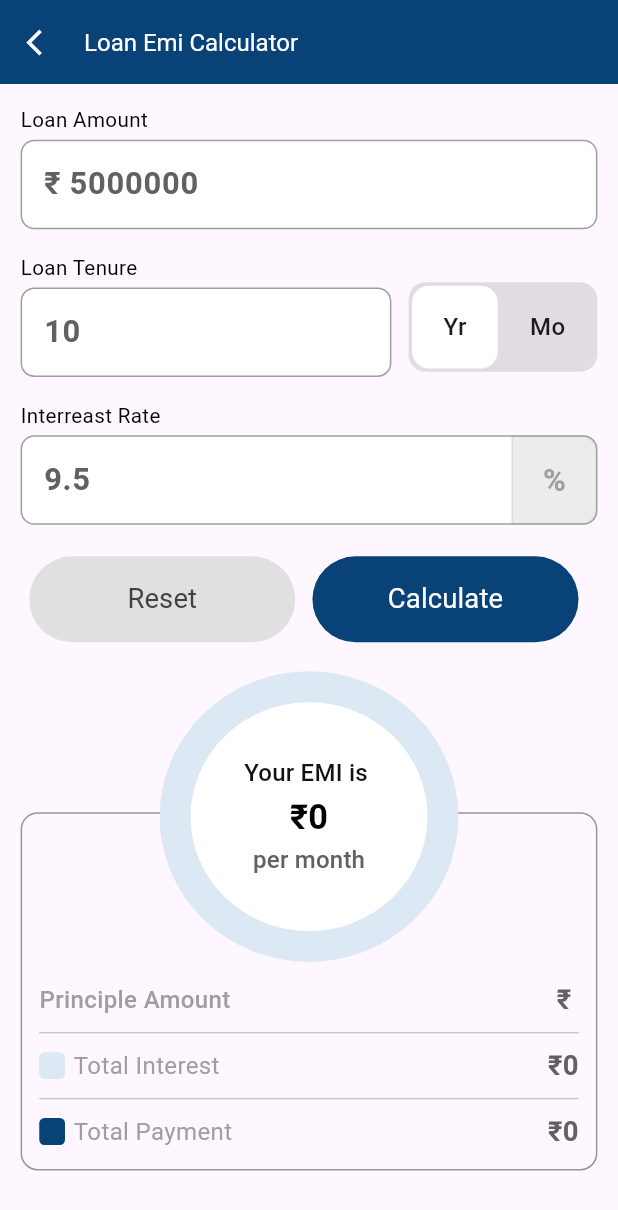
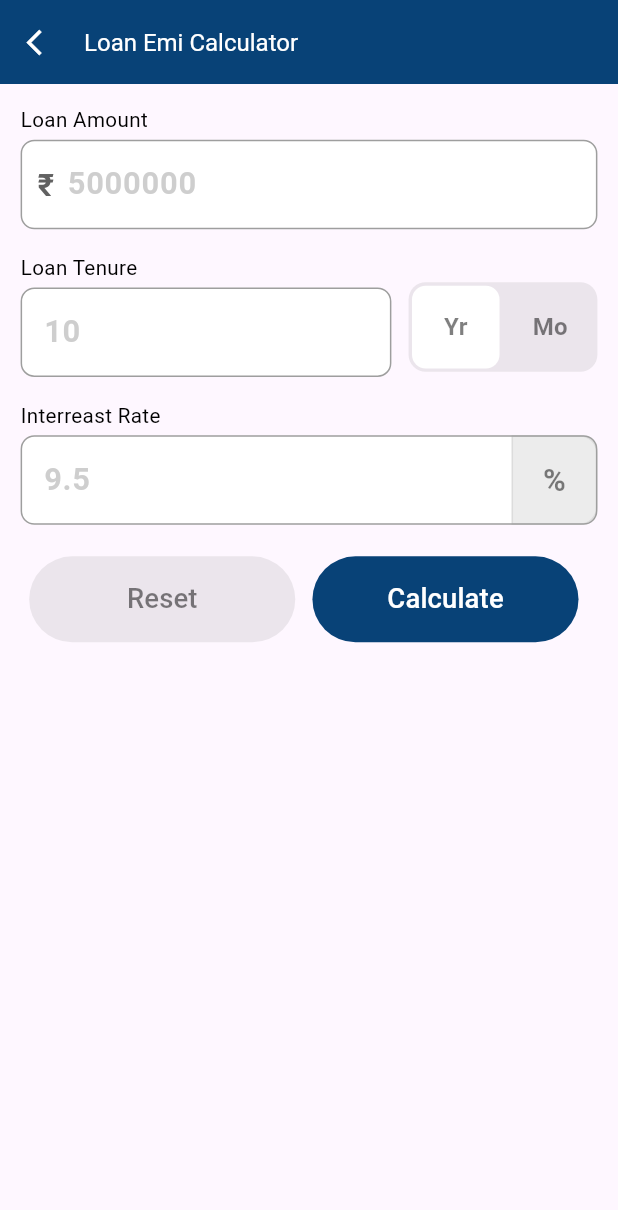
Before and after one commit to jaydipnasit-oceanmtech/bmi_caclulator, a Flutter app: the EmiCalculatorScreen widget shown alone on an empty page, opened directly, after a tap on "Reset", on a phone screen of 412 x 824 dp. Shown: the top 1210 px of the screen. Run offline on Flutter 3.47's test engine with Material 2 defaults, Android fonts, the phone set to English and light mode, and no system bars; our stand-ins replace equatable, flutter_bloc, flutter_screenutil, get_it, syncfusion_flutter_sliders; statements that could not run were skipped.

Commit message:
done all
done all

```diff
--- a/lib/features/bmi_count/presentation/cubit/emi_count_cubit.dart
+++ b/lib/features/bmi_count/presentation/cubit/emi_count_cubit.dart
@@ -11,6 +11,7 @@ class EmiCountCubit extends Cubit<EmiCountState> {
             totalInterest: 0,
             checkMonthYear: true,
             totalPayment: 0,
+            isShowData: false,
             piePrincipalLoanAmount: 0,
             emi: 0,
             pieInterest: 0,
@@ -102,4 +103,9 @@ class EmiCountCubit extends Cubit<EmiCountState> {
       ),
     );
   }
+
+  void isShowResult({required bool isShowData}) {
+    var loadedState = state as EmiCountLoadedState;
+    emit(loadedState.copyWith(isShowData: isShowData));
+  }
 }
--- a/lib/features/bmi_count/presentation/cubit/emi_count_state.dart
+++ b/lib/features/bmi_count/presentation/cubit/emi_count_state.dart
@@ -23,6 +23,7 @@ class EmiCountLoadedState extends EmiCountState {
   double? random;
   final bool checkMonthYear;
   final double emi;
+  final bool isShowData;
   final double piePrincipalLoanAmount;
   final double pieInterest;
   final double totalInterest;
@@ -31,6 +32,7 @@ class EmiCountLoadedState extends EmiCountState {
     this.random,
     required this.checkMonthYear,
     required this.pieInterest,
+    required this.isShowData,
     required this.totalInterest,
     required this.totalPayment,
     required this.piePrincipalLoanAmount,
@@ -43,12 +45,14 @@ class EmiCountLoadedState extends EmiCountState {
     int? yearAndMonthIndex,
     double? random,
     double? emi,
+    bool? isShowData,
     double? pieInterest,
     bool? checkMonthYear,
   }) {
     return EmiCountLoadedState(
       emi: emi ?? this.emi,
       random: random ?? this.random,
+      isShowData: isShowData??this.isShowData,
       totalPayment: totalPayment ?? this.totalPayment,
       totalInterest: totalInterest ?? this.totalInterest,
       pieInterest: piePrincipalLoanAmount ?? this.pieInterest,
@@ -60,6 +64,7 @@ class EmiCountLoadedState extends EmiCountState {
   @override
   List<Object?> get props => [
         random,
+        isShowData,
         emi,
         totalInterest,
         piePrincipalLoanAmount,
--- a/lib/features/bmi_count/presentation/view/emi_calculator/emi_calculator_widget.dart
+++ b/lib/features/bmi_count/presentation/view/emi_calculator/emi_calculator_widget.dart
@@ -7,7 +7,6 @@ import 'package:intl/intl.dart';
 
 abstract class EmiCalculatorWidget extends State<EmiCalculatorScreen> {
   late EmiCountCubit emiCountCubit;
-
   @override
   void initState() {
     emiCountCubit = getItInstance<EmiCountCubit>();
@@ -26,15 +25,30 @@ abstract class EmiCalculatorWidget extends State<EmiCalculatorScreen> {
       children: [
         Text(
           'Loan Amount',
-          style: TextStyle(fontSize: 12.sp, color: Colors.black, fontWeight: FontWeight.w400),
+          style: TextStyle(
+            fontSize: 12.sp,
+            color: Colors.black,
+          ),
         ),
         commonTextfile(
+          perffixIconWidget: Padding(
+            padding: EdgeInsets.only(left: 10.w, right: 4.w),
+            child: Text(
+              "₹",
+              textAlign: TextAlign.center,
+              style: TextStyle(
+                color: Colors.grey.shade700,
+                fontWeight: FontWeight.bold,
+                fontSize: 18.sp,
+              ),
+            ),
+          ),
           formKey: emiCountCubit.amountKey,
           onChange: (value) {
             emiCountCubit.amountKey.currentState!.validate();
           },
           controller: emiCountCubit.homeLoanController,
-          hinttext: "₹ 5000000",
+          hinttext: "5000000",
           validator: (value) {
             if (value!.isEmpty) {
               return "Enter Amount";
@@ -71,18 +85,19 @@ abstract class EmiCalculatorWidget extends State<EmiCalculatorScreen> {
               height: 50.h,
               width: 110.w,
               decoration: BoxDecoration(
-                color: Colors.grey.withOpacity(0.3),
+                color: Colors.grey.withOpacity(0.2),
                 borderRadius: BorderRadius.circular(10.r),
               ),
               child: Row(
                 children: [
-                  commonLoanTenureOptions(
+                  Expanded(
+                    child: commonLoanTenureOptions(
                       boxDecoration: BoxDecoration(
                         color: state.checkMonthYear == true ? Colors.white : Colors.transparent,
-                      borderRadius: BorderRadius.circular(10.r),
+                        borderRadius: BorderRadius.circular(8.r),
                       ),
                       state: state,
-                    tex: 'Yr',
+                      text: 'Yr',
                       onTap: () {
                         if (state.checkMonthYear == false) {
                           emiCountCubit.yearAndMonthSelect(
@@ -94,12 +109,14 @@ abstract class EmiCalculatorWidget extends State<EmiCalculatorScreen> {
                         }
                       },
                     ),
-                  commonLoanTenureOptions(
+                  ),
+                  Expanded(
+                    child: commonLoanTenureOptions(
                         state: state,
-                      tex: 'Mo',
+                        text: 'Mo',
                         boxDecoration: BoxDecoration(
                           color: state.checkMonthYear == false ? Colors.white : Colors.transparent,
-                        borderRadius: BorderRadius.circular(10.r),
+                          borderRadius: BorderRadius.circular(8.r),
                         ),
                         onTap: () {
                           if (state.checkMonthYear == true) {
@@ -111,6 +128,7 @@ abstract class EmiCalculatorWidget extends State<EmiCalculatorScreen> {
                             );
                           }
                         }),
+                  ),
                 ],
               ),
             )
@@ -143,7 +161,7 @@ abstract class EmiCalculatorWidget extends State<EmiCalculatorScreen> {
             withOpacity: 0.2,
             text: Text(
               "%",
-              style: TextStyle(fontWeight: FontWeight.bold, fontSize: 18.sp, color: Colors.grey),
+              style: TextStyle(fontWeight: FontWeight.w700, color: Colors.black.withOpacity(0.5), fontSize: 18.sp),
             ),
           ),
         ),
@@ -151,14 +169,15 @@ abstract class EmiCalculatorWidget extends State<EmiCalculatorScreen> {
         Row(
           children: [
             commonButton(
-              bgColor: Colors.grey.shade300,
+              bgColor: Colors.grey.withOpacity(0.2),
               onPressed: () {
                 emiCountCubit.homeLoanController.clear();
                 emiCountCubit.interestRateController.clear();
                 emiCountCubit.loanTenureController.clear();
+                emiCountCubit.isShowResult(isShowData: false);
               },
               text: "Reset",
-              textColors: Colors.grey.shade800,
+              textColors: Colors.black.withOpacity(0.5),
             ),
             commonButton(
               bgColor: const Color(0XFF084277),
@@ -172,17 +191,18 @@ abstract class EmiCalculatorWidget extends State<EmiCalculatorScreen> {
                     tenure: double.parse(emiCountCubit.loanTenureController.text),
                   );
                   FocusManager.instance.primaryFocus?.unfocus();
+                  emiCountCubit.isShowResult(isShowData: true);
                 }
               },
               text: "Calculate",
-              textColors: const Color(0xffFFFFFF),
+              textColors: Colors.white,
             ),
           ],
         ),
         SizedBox(
           height: 90.h,
         ),
-        calculateResultContainer(state: state)
+        state.isShowData ? calculateResultContainer(state: state) : const SizedBox.shrink(),
       ],
     );
   }
@@ -190,7 +210,7 @@ abstract class EmiCalculatorWidget extends State<EmiCalculatorScreen> {
   /// CommonLoanTenureOpptions
   Widget commonLoanTenureOptions({
     required EmiCountLoadedState state,
-    required String tex,
+    required String text,
     required VoidCallback onTap,
     Decoration? boxDecoration,
   }) {
@@ -198,27 +218,31 @@ abstract class EmiCalculatorWidget extends State<EmiCalculatorScreen> {
       overlayColor: MaterialStateProperty.all(Colors.transparent),
       onTap: onTap,
       child: Container(
-        height: 50.h,
-        width: 50.w,
         margin: EdgeInsets.all(2.r),
         decoration: boxDecoration,
-        child: Center(
+        alignment: Alignment.center,
         child: Text(
-          tex,
-          style: TextStyle(fontSize: 14.sp, fontWeight: FontWeight.w500),
-        )),
+          text,
+          style: TextStyle(
+            fontSize: 14.sp,
+            fontWeight: FontWeight.w700,
+            color: Colors.black.withOpacity(0.5),
+          ),
+        ),
       ),
     );
   }
 
   /// CommonTextFile
-  Widget commonTextfile(
-      {required TextEditingController controller,
+  Widget commonTextfile({
+    required TextEditingController controller,
     required String hinttext,
     Widget? suffixIconWidget,
+    Widget? perffixIconWidget,
     required Key formKey,
     required String? Function(String?)? validator,
-      required void Function(String)? onChange}) {
+    required void Function(String)? onChange,
+  }) {
     return Padding(
       padding: EdgeInsets.symmetric(vertical: 3.w),
       child: Form(
@@ -226,11 +250,16 @@ abstract class EmiCalculatorWidget extends State<EmiCalculatorScreen> {
         child: TextFormField(
           validator: validator,
           onChanged: onChange,
+          style: TextStyle(color: Colors.grey.shade700, fontWeight: FontWeight.bold, fontSize: 18.sp),
           controller: controller,
           keyboardType: TextInputType.number,
           decoration: InputDecoration(
               counterText: "",
+              prefixIcon: perffixIconWidget,
               suffixIcon: suffixIconWidget,
+              prefixIconConstraints: BoxConstraints(
+                minWidth: 10.w,
+              ),
               contentPadding: EdgeInsets.symmetric(horizontal: 10.w, vertical: 12.h),
               fillColor: Colors.white,
               filled: true,
@@ -251,7 +280,7 @@ abstract class EmiCalculatorWidget extends State<EmiCalculatorScreen> {
                 borderSide: const BorderSide(color: Color(0XFF084277)),
               ),
               hintText: hinttext,
-              hintStyle: TextStyle(fontWeight: FontWeight.bold, color: Colors.grey.shade700, fontSize: 18.sp)),
+              hintStyle: TextStyle(color: Colors.grey.withOpacity(0.5), fontSize: 18.sp)),
         ),
       ),
     );
@@ -280,13 +309,16 @@ abstract class EmiCalculatorWidget extends State<EmiCalculatorScreen> {
                     children: [
                       Text(
                         "Principle Amount",
-                        style: TextStyle(fontSize: 14.sp, color: Colors.grey, fontWeight: FontWeight.w500),
+                        style: TextStyle(
+                          fontSize: 14.sp,
+                          color: Colors.black,
+                        ),
                       ),
                       Text(
-                        "₹ ${emiCountCubit.homeLoanController.text}",
+                        double.parse(emiCountCubit.homeLoanController.text).formatCurrency(),
                         style: TextStyle(
-                          fontWeight: FontWeight.bold,
-                          color: Colors.grey.shade700,
+                          color: Colors.black,
+                          fontWeight: FontWeight.w500,
                           fontSize: 16.sp,
                         ),
                       ),
@@ -324,16 +356,17 @@ abstract class EmiCalculatorWidget extends State<EmiCalculatorScreen> {
                 children: [
                   Text(
                     'Your EMI is ',
-                    style: TextStyle(
-                        fontWeight: FontWeight.w500, color: const Color.fromARGB(255, 22, 17, 17), fontSize: 14.sp),
+                    style:
+                        TextStyle(fontWeight: FontWeight.w500, color: Colors.black.withOpacity(0.4), fontSize: 12.sp),
                   ),
                   Text(
                     state.emi.formatCurrency(),
-                    style: TextStyle(fontWeight: FontWeight.bold, color: Colors.black, fontSize: 20.sp),
+                    style: TextStyle(fontWeight: FontWeight.bold, color: Colors.black, fontSize: 22.sp),
                   ),
                   Text(
                     'per month',
-                    style: TextStyle(fontWeight: FontWeight.w500, color: Colors.grey.shade700, fontSize: 14.sp),
+                    style:
+                        TextStyle(fontWeight: FontWeight.w500, color: Colors.black.withOpacity(0.4), fontSize: 12.sp),
                   )
                 ],
               ),
@@ -377,10 +410,20 @@ abstract class EmiCalculatorWidget extends State<EmiCalculatorScreen> {
         SizedBox(width: 5.w),
         Text(
           text,
-          style: TextStyle(fontSize: 14.sp, color: Colors.grey, fontWeight: FontWeight.w400),
+          style: TextStyle(
+            fontSize: 14.sp,
+            color: Colors.black,
+          ),
         ),
         const Spacer(),
-        Text(amounText, style: TextStyle(fontWeight: FontWeight.bold, color: Colors.grey.shade700, fontSize: 16.sp)),
+        Text(
+          amounText,
+          style: TextStyle(
+            color: Colors.black,
+            fontWeight: FontWeight.w500,
+            fontSize: 16.sp,
+          ),
+        ),
       ],
     );
   }
@@ -427,12 +470,13 @@ abstract class EmiCalculatorWidget extends State<EmiCalculatorScreen> {
         textColor: textColors,
         elevation: 0,
         color: bgColor,
+        highlightElevation: 0,
         height: 48.h,
         minWidth: 155.w,
         shape: RoundedRectangleBorder(borderRadius: BorderRadius.circular(50.r)),
         child: Text(
           text,
-          style: TextStyle(fontSize: 16.sp, fontWeight: FontWeight.w400),
+          style: TextStyle(fontSize: 16.sp, fontWeight: FontWeight.w500),
           textAlign: TextAlign.center,
         ),
       ),
```
Lines whose indentation alone changed are shown as unchanged.
